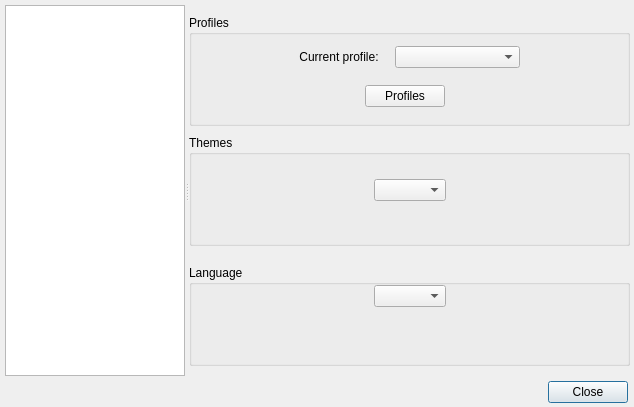
First picture: the form in ui/options.ui, repository gitter-badger/simplechatclient, before the edit.
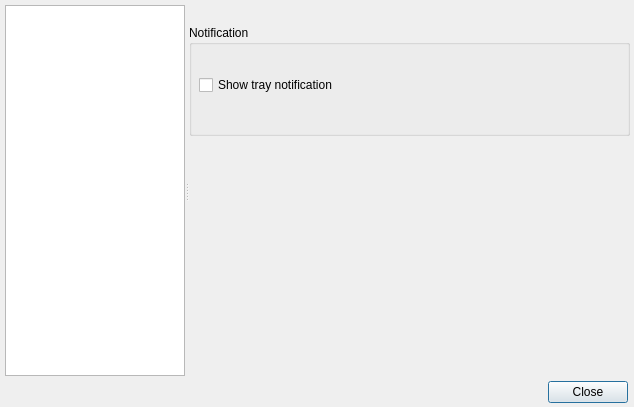
Second picture: the form after the edit. The open tabs and pages were chosen to show the change. Icons and pictures are not drawn.

Commit message: tray message in options

The edit to the form file:
```diff
--- a/ui/options.ui
+++ b/ui/options.ui
@@ -1236,6 +1236,34 @@
       </widget>
      </widget>
     </widget>
+    <widget class="QWidget" name="page">
+     <widget class="QGroupBox" name="groupBox_notification">
+      <property name="geometry">
+       <rect>
+        <x>0</x>
+        <y>20</y>
+        <width>441</width>
+        <height>111</height>
+       </rect>
+      </property>
+      <property name="title">
+       <string>Notification</string>
+      </property>
+      <widget class="QCheckBox" name="checkBox_tray_message">
+       <property name="geometry">
+        <rect>
+         <x>10</x>
+         <y>50</y>
+         <width>421</width>
+         <height>20</height>
+        </rect>
+       </property>
+       <property name="text">
+        <string>Show tray notification</string>
+       </property>
+      </widget>
+     </widget>
+    </widget>
    </widget>
   </widget>
  </widget>
```
The commit also changes 7 other files.
